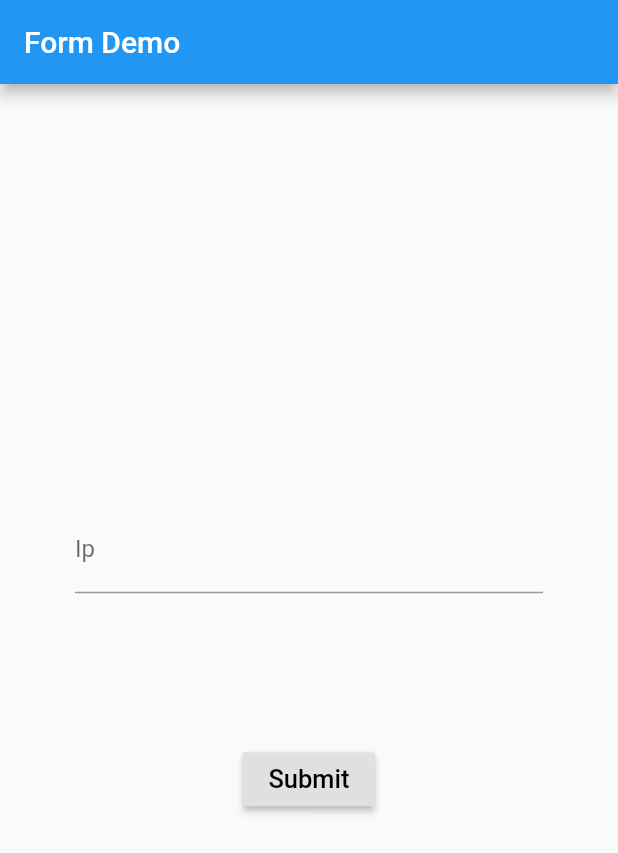
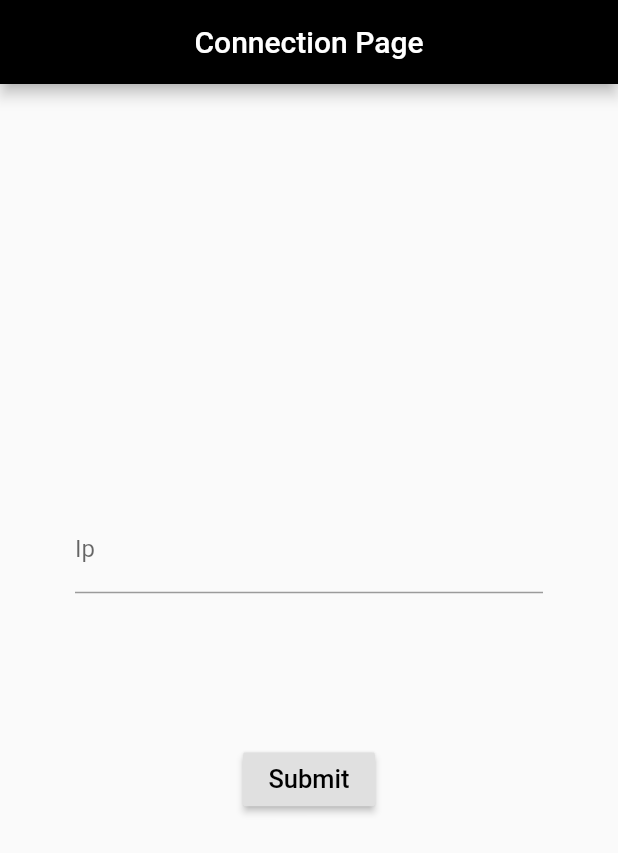
Before and after one commit to OpenCloud-rs/OpenCloud-Flutter, a Flutter app: the screen it shows after launch, on a phone screen of 412 x 824 dp. Shown: the top 853 px of the screen. Run offline on Flutter 3.47's test engine with Material 2 defaults, Android fonts, the phone set to English and light mode, and no system bars.

Commit message:
Make some changes

```diff
--- a/lib/component/form.dart
+++ b/lib/component/form.dart
@@ -1,5 +1,6 @@
 import 'package:flutter/material.dart';
 import 'package:opencloud_mobile/lib/fetch.dart';
+
 class IpForm extends StatefulWidget {
   @override
   State<StatefulWidget> createState() {
@@ -28,7 +29,7 @@ class IpFormState extends State<IpForm> {
   @override
   Widget build(BuildContext context) {
     return Scaffold(
-        appBar: AppBar(title: Text("Form Demo")),
+        appBar: AppBar(title: Text("Connection Page"), backgroundColor: Colors.black,centerTitle: true,),
         body: Container(
           margin: EdgeInsets.all(50),
           child: Form(
@@ -40,7 +41,7 @@ class IpFormState extends State<IpForm> {
                   SizedBox(height: 100),
                   RaisedButton(
                     child: Text("Submit", style: TextStyle(color: Colors.black, fontSize: 17),),
-                    onPressed: () {if (!_formkey.currentState.validate()) {return;} _formkey.currentState.save(); Navigator.push(context, MaterialPageRoute(builder: (context) => MyHomePage(title: "Fetch", ip:ip)));},
+                    onPressed: () {if (!_formkey.currentState.validate()) {return;} _formkey.currentState.save(); Navigator.push(context, MaterialPageRoute(builder: (context) => MyHomePage(title: "OpenCloud", ip:ip)));},
                   )
                 ],
               )),
--- a/lib/lib/fetch.dart
+++ b/lib/lib/fetch.dart
@@ -40,6 +40,8 @@ class MyHomePage extends StatelessWidget {
     return Scaffold(
       appBar: AppBar(
         title: Text(title),
+        backgroundColor: Colors.black,
+        centerTitle: true,
       ),
       body: FutureBuilder<List<Folder>>(
         future: fetchFolder(http.Client(), ip),
--- a/lib/main.dart
+++ b/lib/main.dart
@@ -1,30 +1,12 @@
-
 import 'package:flutter/material.dart';
-
 import 'package:opencloud_mobile/component/form.dart';
 
-
 void main() => runApp(MyApp());
-
-class RunApp extends StatelessWidget {
-  @override
-  Widget build(BuildContext context) {
-    return MaterialApp(
-        home: Scaffold(
-
-        ),
-    );
-  }
-}
 
 class MyApp extends StatelessWidget {
   @override
   Widget build(BuildContext context) {
-    final appTitle = "dd";
-    return MaterialApp(
-      title: appTitle,
-      home: IpForm()
-    );
+    final appTitle = "Form";
+    return MaterialApp(debugShowCheckedModeBanner: false,title: appTitle, home: IpForm());
   }
-
 }
```
